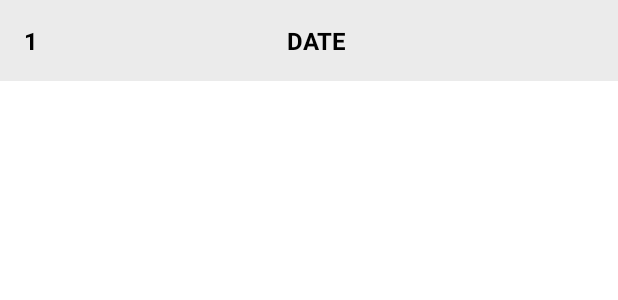
After one commit to ankitvishwakarma91/WorkoutApp, an Android app: the layout history_row.xml on its own in the app's theme, with its tools: preview values and no code run, on a phone screen of 412 x 824 dp. The commit adds this screen. Shown: the top 300 px of the screen. Run offline under Robolectric (Android 15) with nearby library versions, the phone set to English and light mode, and no system bars.

Commit message:
added more feature

```diff
--- a/app/src/main/AndroidManifest.xml
+++ b/app/src/main/AndroidManifest.xml
@@ -4,6 +4,7 @@
 
     <application
         android:allowBackup="true"
+        android:name=".data.WorkOutApp"
         android:dataExtractionRules="@xml/data_extraction_rules"
         android:fullBackupContent="@xml/backup_rules"
         android:icon="@mipmap/ic_launcher"
--- /dev/null
+++ b/app/src/main/res/layout/history_row.xml
@@ -0,0 +1,34 @@
+<?xml version="1.0" encoding="utf-8"?>
+<LinearLayout xmlns:android="http://schemas.android.com/apk/res/android"
+    android:id="@+id/llHistoryView"
+    android:layout_width="match_parent"
+    android:layout_height="wrap_content"
+    android:orientation="horizontal"
+    android:gravity="center_horizontal"
+    android:background="#EBEBEB"
+    android:padding="16dp"
+    xmlns:tools="http://schemas.android.com/tools">
+
+    <TextView
+        android:id="@+id/tvPosition"
+        android:layout_width="wrap_content"
+        android:layout_height="wrap_content"
+        tools:text = "1"
+        android:textStyle="bold"
+        android:textSize="16sp"
+        android:gravity="center"
+        android:textColor="@color/black"/>
+
+    <TextView
+        android:id="@+id/tvItem"
+        android:layout_width="0dp"
+        android:layout_height="wrap_content"
+        android:layout_weight="1"
+        tools:text = "DATE"
+        android:gravity="center"
+        android:textStyle="bold"
+        android:textSize="16sp"
+        android:textColor="@color/black"/>
+
+
+</LinearLayout>
```
Also changed, not shown: app/build.gradle.kts (+12 -0 lines), app/src/main/java/com/softworkshub/a7minworkout/FinishActivity.kt (+30 -0 lines), app/src/main/java/com/softworkshub/a7minworkout/HistoryAdapter.kt (added, +39 -0 lines), app/src/main/java/com/softworkshub/a7minworkout/HistoryScreen.kt (+51 -0 lines), app/src/main/java/com/softworkshub/a7minworkout/data/HistoryDao.kt (added, +16 -0 lines), app/src/main/java/com/softworkshub/a7minworkout/data/HistoryDatabase.kt (added, +35 -0 lines), app/src/main/java/com/softworkshub/a7minworkout/data/HistoryEntites.kt (added, +10 -0 lines), app/src/main/java/com/softworkshub/a7minworkout/data/WorkOutApp.kt (added, +11 -0 lines), app/src/main/res/layout/activity_history_screen.xml (+27 -0 lines).
